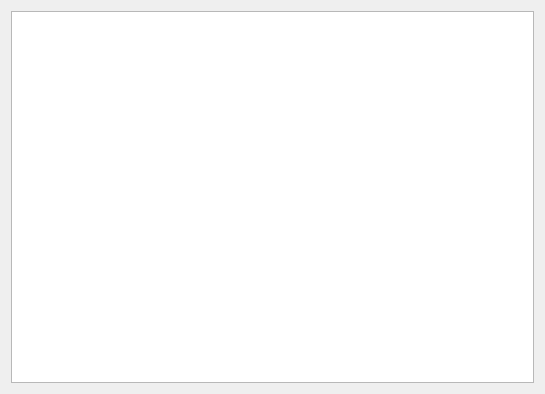
Aleee/FinanceCalender, file designer/ui/fulfillmentdialog.ui: the form before one commit.
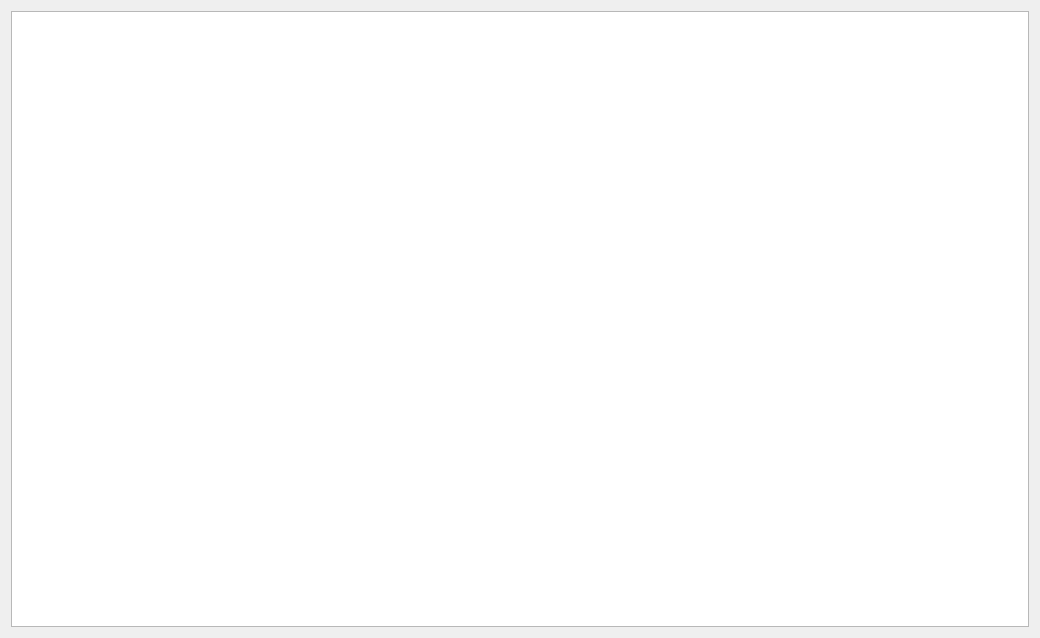
The form after the commit. Custom widgets are drawn as their Qt base class.

The edit to the form file:
```diff
--- a/designer/ui/fulfillmentdialog.ui
+++ b/designer/ui/fulfillmentdialog.ui
@@ -6,8 +6,8 @@
    <rect>
     <x>0</x>
     <y>0</y>
-    <width>545</width>
-    <height>394</height>
+    <width>1040</width>
+    <height>638</height>
    </rect>
   </property>
   <property name="windowTitle">
```
